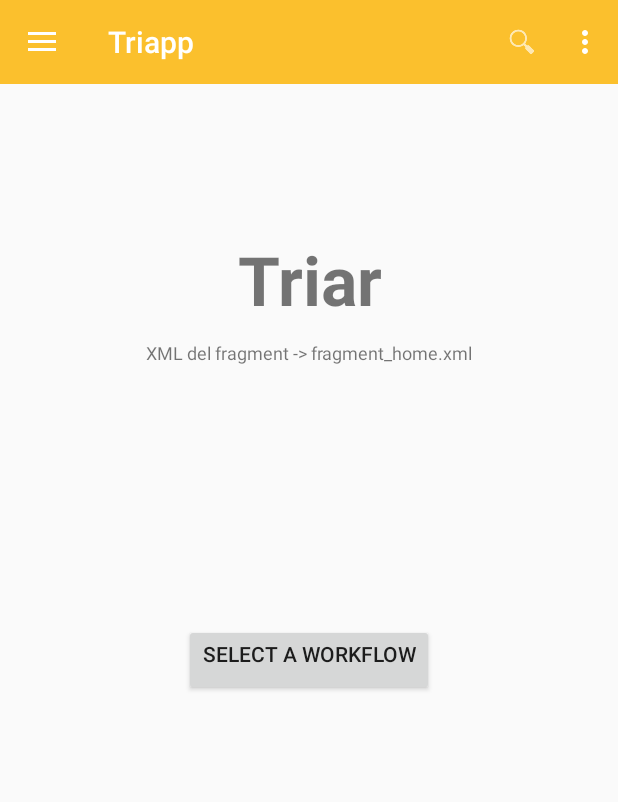
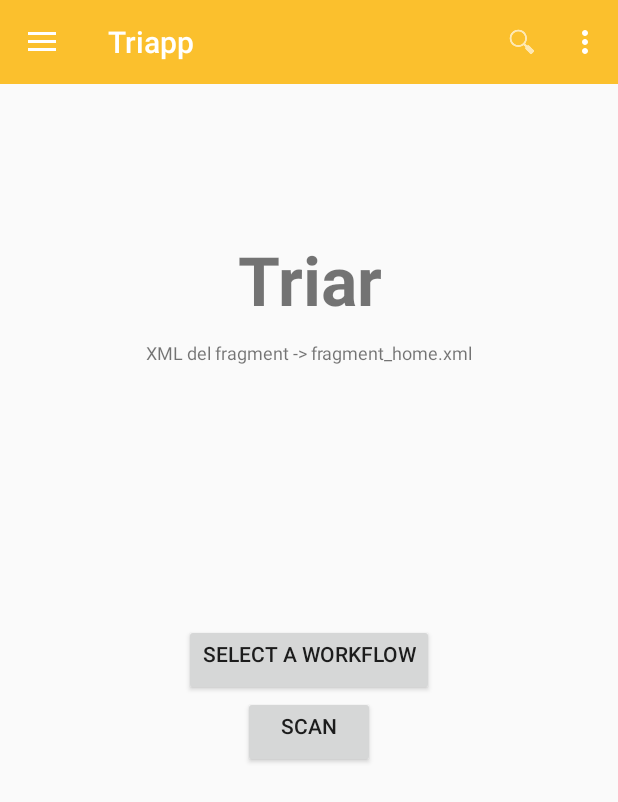
Before and after one commit to flocodemillo/TriApp, an Android app: the screen it shows after launch (TriApp), on a phone screen of 412 x 824 dp. Shown: the top 802 px of the screen. Run offline under Robolectric (Android 15) with nearby library versions, the phone set to English and light mode, and no system bars; libraries missing offline, so code that uses them is left out: org.apache.commons; 1 statement that could not run was skipped.

```diff
--- a/app/build.gradle
+++ b/app/build.gradle
@@ -29,4 +29,7 @@ dependencies {
     compile 'com.android.support:recyclerview-v7:23.1.1'
     compile 'com.android.support:design:23.1.1'
     compile 'com.android.support:cardview-v7:23.1.1'
+    compile 'com.journeyapps:zxing-android-embedded:2.0.1@aar'
+    compile 'com.journeyapps:zxing-android-integration:2.0.1@aar'
+    compile 'com.google.zxing:core:3.0.1'
 }
--- a/app/src/main/AndroidManifest.xml
+++ b/app/src/main/AndroidManifest.xml
@@ -24,6 +24,10 @@
             android:name=".activities.StartTriageActivity"
             android:label="@string/title_activity_triar" >
         </activity>
+        <activity
+            android:name=".activities.UserBarcodeScanActivity"
+            android:label="@string/title_activity_user_barcode_scan" >
+        </activity>
     </application>
 
 </manifest>
--- a/app/src/main/java/es/usc/citius/triapp/fragments/ReportFragment.java
+++ b/app/src/main/java/es/usc/citius/triapp/fragments/ReportFragment.java
@@ -103,6 +103,7 @@ public class ReportFragment extends Fragment {
     private void createAndShowAlertDialog() {
         AlertDialog.Builder builder = new AlertDialog.Builder(getActivity());
         builder.setTitle("Confirm");
+        //builder.setTitle(getString(R.string.dialog_confirm));
         builder.setPositiveButton(android.R.string.yes, new DialogInterface.OnClickListener() {
             public void onClick(DialogInterface dialog, int id) {
 
--- a/app/src/main/res/layout/fragment_home.xml
+++ b/app/src/main/res/layout/fragment_home.xml
@@ -1,10 +1,7 @@
 <RelativeLayout xmlns:android="http://schemas.android.com/apk/res/android"
-    xmlns:tools="http://schemas.android.com/tools"
     android:layout_width="match_parent"
     android:layout_height="match_parent"
     android:orientation="vertical">
-    <!--tools:context="info.androidhive.materialdesign.activity.HomeFragment">-->
-
 
     <TextView
         android:id="@+id/label"
@@ -36,4 +33,14 @@
         android:gravity="center_horizontal"
         android:onClick="startTriage" />
 
+    <Button
+        android:id="@+id/scan"
+        android:layout_width="wrap_content"
+        android:layout_height="wrap_content"
+        android:layout_centerInParent="true"
+        android:layout_below="@id/triar"
+        android:text="@string/scan"
+        android:gravity="center_horizontal"
+        android:onClick="starUserScan" />
+
 </RelativeLayout>
--- a/app/src/main/res/layout/fragment_navigation_drawer.xml
+++ b/app/src/main/res/layout/fragment_navigation_drawer.xml
@@ -19,7 +19,6 @@
 
     </RelativeLayout>
 
-
     <android.support.v7.widget.RecyclerView
         android:id="@+id/drawerList"
         android:layout_width="match_parent"
--- a/app/src/main/res/values/strings.xml
+++ b/app/src/main/res/values/strings.xml
@@ -34,5 +34,7 @@
     <string name="button_select_workflow">Select a workflow</string>
     <string name="subtitle_home"><![CDATA[XML del fragment -> fragment_home.xml]]></string>
     <string name="welcome_triapp">Welcome to TriApp</string>
+    <string name="scan">Scan</string>
+    <string name="title_activity_user_barcode_scan">Scan</string>
 
 </resources>
```
Also changed, not shown: app/src/main/java/es/usc/citius/triapp/TriApp.java (+8 -0 lines), app/src/main/java/es/usc/citius/triapp/activities/UserBarcodeScanActivity.java (added, +55 -0 lines), app/src/main/res/layout/activity_user_barcode_scan.xml (added, +25 -0 lines), 1 other file.
